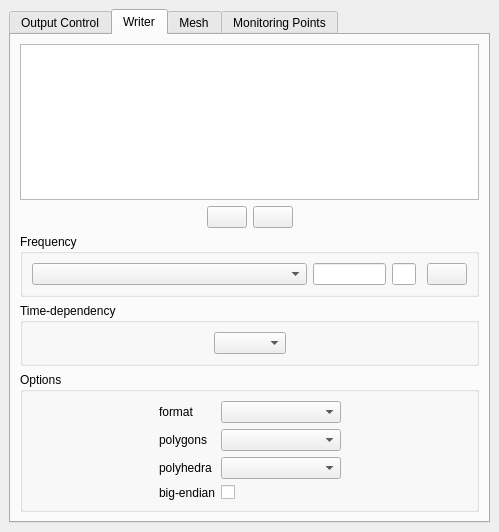
Above: gui/Pages/OutputControlForm.ui from code-saturne/code_saturne before the change. Below: the same form after it.
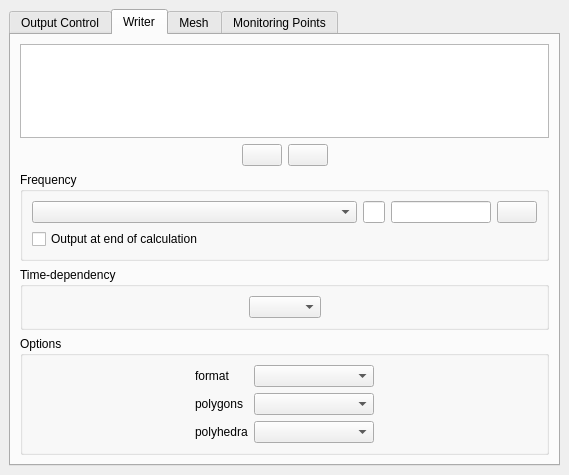
That is the form after the change. The open tabs and pages were chosen to show the change. Icons and pictures are not drawn.

Commit message: Several minor fixes and improvements in handling of postprocessing output by the GUI (adds minor changes to XML format).

```diff
--- a/gui/Pages/OutputControlForm.ui
+++ b/gui/Pages/OutputControlForm.ui
@@ -1,12 +1,12 @@
 <ui version="4.0" >
  <class>OutputControlForm</class>
- <widget class="QWidget" name="OutputControlForm" >
-  <property name="geometry" >
+ <widget class="QWidget" name="OutputControlForm">
+  <property name="geometry">
    <rect>
     <x>0</x>
     <y>0</y>
-    <width>499</width>
-    <height>532</height>
+    <width>490</width>
+    <height>475</height>
    </rect>
   </property>
   <property name="windowTitle" >
@@ -150,14 +150,14 @@
           <property name="spacing" >
            <number>6</number>
           </property>
-          <item row="0" column="0" >
-           <layout class="QHBoxLayout" >
-            <property name="margin" >
-             <number>0</number>
-            </property>
-            <property name="spacing" >
+          <item row="0" column="0">
+           <layout class="QHBoxLayout">
+            <property name="spacing">
              <number>6</number>
             </property>
+            <property name="margin">
+             <number>0</number>
+            </property>
             <item>
              <spacer>
               <property name="orientation" >
@@ -242,29 +242,6 @@
                   <width>120</width>
                   <height>0</height>
                  </size>
-                </property>
-                <property name="toolTip" >
-                 <string>Code_Saturne key word: OPTCHR</string>
-                </property>
-               </widget>
-              </item>
-              <item row="3" column="0" >
-               <widget class="QLabel" name="labelBigEndian" >
-                <property name="toolTip" >
-                 <string>Code_Saturne key word: OPTCHR</string>
-                </property>
-                <property name="text" >
-                 <string>big-endian</string>
-                </property>
-               </widget>
-              </item>
-              <item row="3" column="1" >
-               <widget class="QCheckBox" name="checkBoxBigEndian" >
-                <property name="toolTip" >
-                 <string>Code_Saturne key word: OPTCHR</string>
-                </property>
-                <property name="text" >
-                 <string/>
                 </property>
                </widget>
               </item>
@@ -288,25 +265,25 @@
          </layout>
         </widget>
        </item>
-       <item row="0" column="0" >
-        <layout class="QVBoxLayout" >
-         <property name="margin" >
-          <number>0</number>
-         </property>
-         <property name="spacing" >
+       <item row="0" column="0">
+        <layout class="QVBoxLayout">
+         <property name="spacing">
           <number>6</number>
          </property>
+         <property name="margin">
+          <number>0</number>
+         </property>
          <item>
           <widget class="QTableView" name="tableViewWriter" />
          </item>
          <item>
-          <layout class="QHBoxLayout" >
-           <property name="margin" >
-            <number>0</number>
-           </property>
-           <property name="spacing" >
+          <layout class="QHBoxLayout">
+           <property name="spacing">
             <number>6</number>
            </property>
+           <property name="margin">
+            <number>0</number>
+           </property>
            <item>
             <spacer>
              <property name="orientation" >
@@ -369,31 +346,44 @@
           <property name="spacing" >
            <number>6</number>
           </property>
-          <item row="0" column="2" >
-           <widget class="QLineEdit" name="lineEditFrequencyTime" >
-            <property name="maximumSize" >
+          <item row="0" column="0">
+           <spacer>
+            <property name="orientation">
+             <enum>Qt::Horizontal</enum>
+            </property>
+            <property name="sizeHint" stdset="0">
              <size>
-              <width>60</width>
-              <height>16777215</height>
+              <width>40</width>
+              <height>20</height>
              </size>
             </property>
-            <property name="toolTip" >
-             <string>Code_Saturne key word: NTCHR</string>
+           </spacer>
+          </item>
+          <item row="0" column="1">
+           <widget class="QComboBox" name="comboBoxFrequency">
+            <property name="minimumSize">
+             <size>
+              <width>325</width>
+              <height>0</height>
+             </size>
             </property>
            </widget>
           </item>
-          <item row="0" column="0" >
-           <widget class="QComboBox" name="comboBoxFrequency" >
-            <property name="minimumSize" >
+          <item row="0" column="2">
+           <widget class="QLineEdit" name="lineEditFrequency"/>
+            <property name="minimumSize">
              <size>
-              <width>275</width>
+              <width>100</width>
               <height>0</height>
              </size>
             </property>
-            <property name="maximumSize" >
+          </item>
+          <item row="0" column="3">
+           <widget class="QLineEdit" name="lineEditFrequencyTime">
+            <property name="minimumSize">
              <size>
-              <width>275</width>
-              <height>16777215</height>
+              <width>100</width>
+              <height>0</height>
              </size>
             </property>
             <property name="toolTip" >
@@ -411,10 +401,7 @@
             </property>
            </widget>
           </item>
-          <item row="0" column="1" >
-           <widget class="QLineEdit" name="lineEditFrequency" />
-          </item>
-          <item row="0" column="3" >
+          <item row="0" column="5">
            <spacer>
             <property name="orientation" >
              <enum>Qt::Horizontal</enum>
@@ -427,6 +414,13 @@
             </property>
            </spacer>
           </item>
+          <item row="1" column="1">
+           <widget class="QCheckBox" name="checkBoxOutputEnd">
+            <property name="text">
+             <string>Output at end of calculation</string>
+            </property>
+           </widget>
+          </item>
          </layout>
         </widget>
        </item>
@@ -442,7 +436,7 @@
           <property name="spacing" >
            <number>6</number>
           </property>
-          <item row="0" column="2" >
+          <item row="0" column="2">
            <spacer>
             <property name="orientation" >
              <enum>Qt::Horizontal</enum>
@@ -455,7 +449,7 @@
             </property>
            </spacer>
           </item>
-          <item row="0" column="0" >
+          <item row="0" column="0">
            <spacer>
             <property name="orientation" >
              <enum>Qt::Horizontal</enum>
```
Left out of the diff: 561 changed lines with no effect on the pictures. The commit also changes 6 other files.
